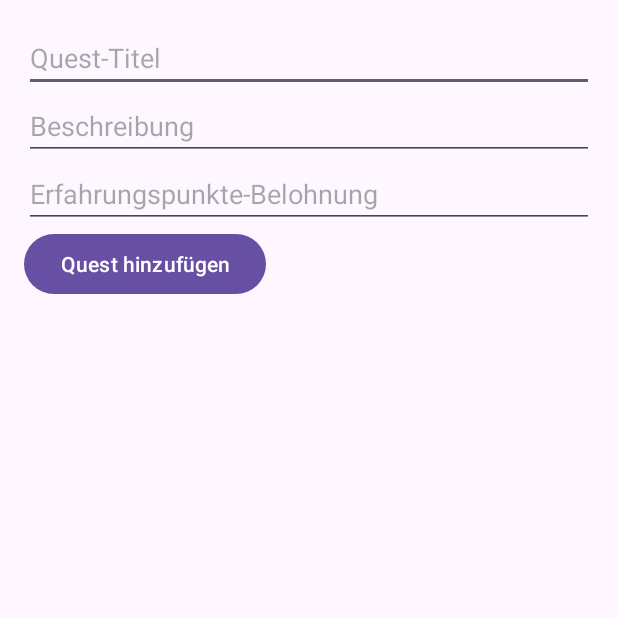
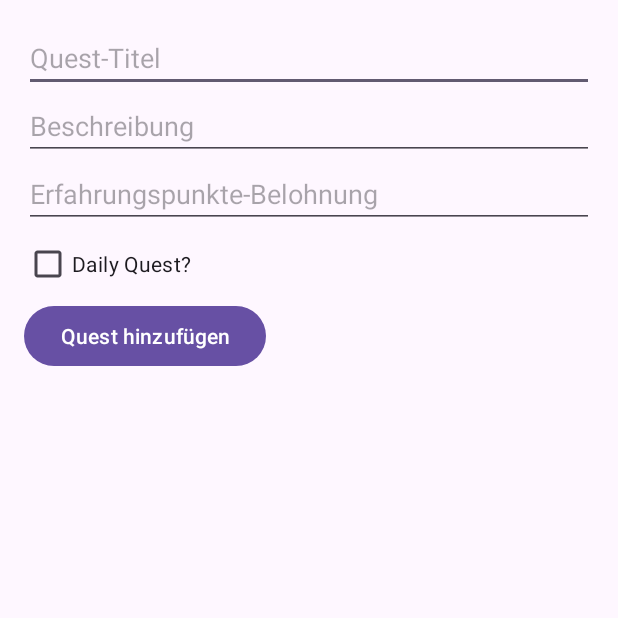
Before and after one commit to Nmxsz/play-your-life-android, an Android app: the AddQuestActivity screen opened directly, with no data from a screen before it, on a phone screen of 412 x 824 dp, the top half of it. Run offline under Robolectric (Android 15) with nearby library versions, the phone set to English and light mode, and no system bars.

Commit message:
Daily Quest funktionieren

```diff
--- a/app/build.gradle.kts
+++ b/app/build.gradle.kts
@@ -10,7 +10,7 @@ android {
 
     defaultConfig {
         applicationId = "com.cplenzdorf.playyourlife"
-        minSdk = 24
+        minSdk = 26
         targetSdk = 34
         versionCode = 1
         versionName = "1.0"
--- a/app/src/main/AndroidManifest.xml
+++ b/app/src/main/AndroidManifest.xml
@@ -1,6 +1,8 @@
 <?xml version="1.0" encoding="utf-8"?>
 <manifest xmlns:android="http://schemas.android.com/apk/res/android"
     xmlns:tools="http://schemas.android.com/tools" >
+
+    <uses-permission android:name="android.permission.USE_EXACT_ALARM"/>
 
     <application
         android:allowBackup="true"
--- a/app/src/main/java/com/cplenzdorf/playyourlife/AddQuestActivity.kt
+++ b/app/src/main/java/com/cplenzdorf/playyourlife/AddQuestActivity.kt
@@ -4,6 +4,7 @@ import android.app.Activity
 import android.content.Intent
 import android.os.Bundle
 import android.widget.Button
+import android.widget.CheckBox
 import android.widget.EditText
 import androidx.appcompat.app.AppCompatActivity
 import androidx.lifecycle.ViewModelProvider
@@ -13,6 +14,7 @@ class AddQuestActivity : AppCompatActivity() {
     private lateinit var titleInput: EditText
     private lateinit var descriptionInput: EditText
     private lateinit var rewardInput: EditText
+    private lateinit var cbvIsDaily: CheckBox
     private var questId = 3
 
     override fun onCreate(savedInstanceState: Bundle?) {
@@ -21,13 +23,15 @@ class AddQuestActivity : AppCompatActivity() {
         titleInput = findViewById(R.id.questTitleInput)
         descriptionInput = findViewById(R.id.questDescriptionInput)
         rewardInput = findViewById(R.id.questRewardInput)
+        cbvIsDaily = findViewById(R.id.cbvIsDaily)
 
         val addQuestButton: Button = findViewById(R.id.addQuestButton)
         addQuestButton.setOnClickListener {
             val title = titleInput.text.toString()
             val description = descriptionInput.text.toString()
             val reward = rewardInput.text.toString().toInt()
-            val quest = Quest(questId++, title, description, reward)
+            val isDaily = cbvIsDaily.isChecked
+            val quest = Quest(questId++, title, description, reward, daily = isDaily)
             val resultIntent = Intent()
             resultIntent.putExtra("NEW_QUEST", quest)
             setResult(Activity.RESULT_OK, resultIntent)
--- a/app/src/main/java/com/cplenzdorf/playyourlife/models/Quest.kt
+++ b/app/src/main/java/com/cplenzdorf/playyourlife/models/Quest.kt
@@ -7,5 +7,6 @@ data class Quest(
     val title: String,
     val description: String,
     val experienceReward: Int,
-    var completed: Boolean = false
+    var completed: Boolean = false,
+    var daily: Boolean = false
 ): Serializable
--- a/app/src/main/res/layout/activity_add_quest.xml
+++ b/app/src/main/res/layout/activity_add_quest.xml
@@ -3,7 +3,7 @@
     android:layout_width="match_parent"
     android:layout_height="match_parent">
 
-    <LinearLayout xmlns:android="http://schemas.android.com/apk/res/android"
+    <LinearLayout
         android:layout_width="match_parent"
         android:layout_height="match_parent"
         android:orientation="vertical"
@@ -28,6 +28,12 @@
             android:hint="Erfahrungspunkte-Belohnung"
             android:inputType="number"/>
 
+        <CheckBox
+            android:id="@+id/cbvIsDaily"
+            android:layout_width="match_parent"
+            android:layout_height="wrap_content"
+            android:text="Daily Quest?" />
+
         <Button
             android:id="@+id/addQuestButton"
             android:layout_width="wrap_content"
```
Also changed, not shown: app/src/main/java/com/cplenzdorf/playyourlife/DailyResetReceiver.kt (+10 -5 lines), app/src/main/java/com/cplenzdorf/playyourlife/MainActivity.kt (+60 -2 lines), app/src/main/java/com/cplenzdorf/playyourlife/MainViewModel.kt (+8 -15 lines).
